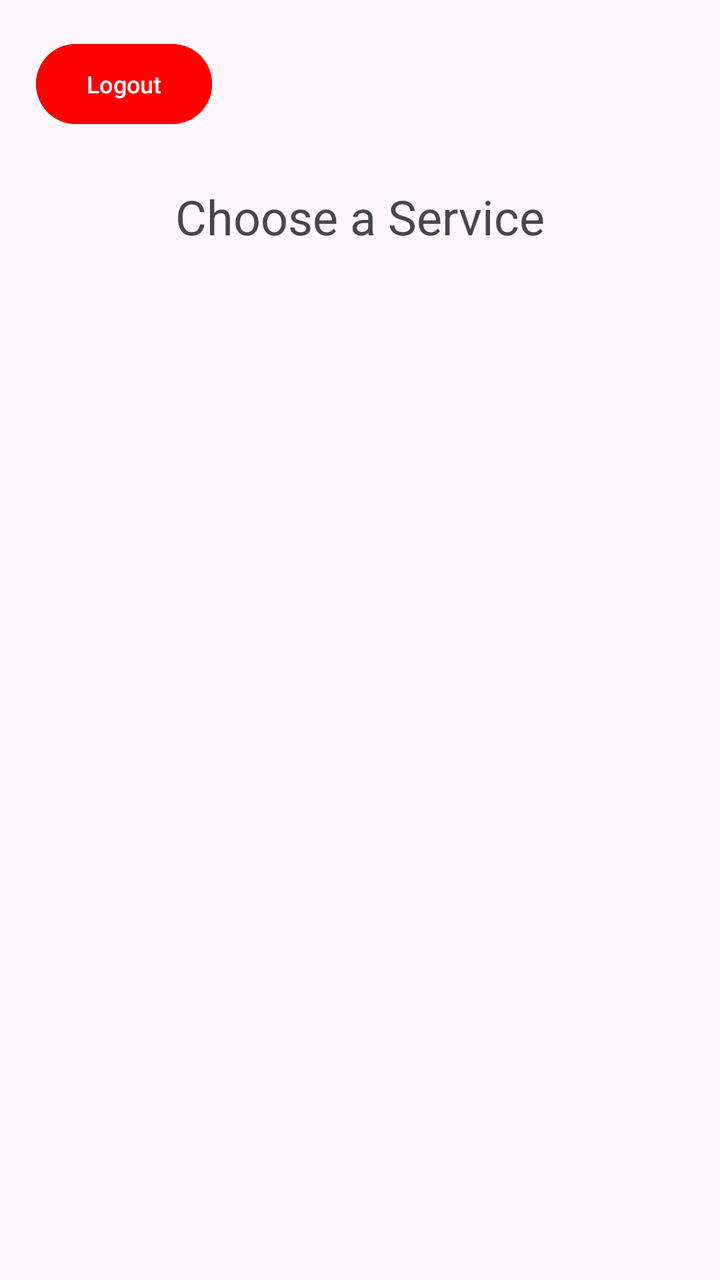
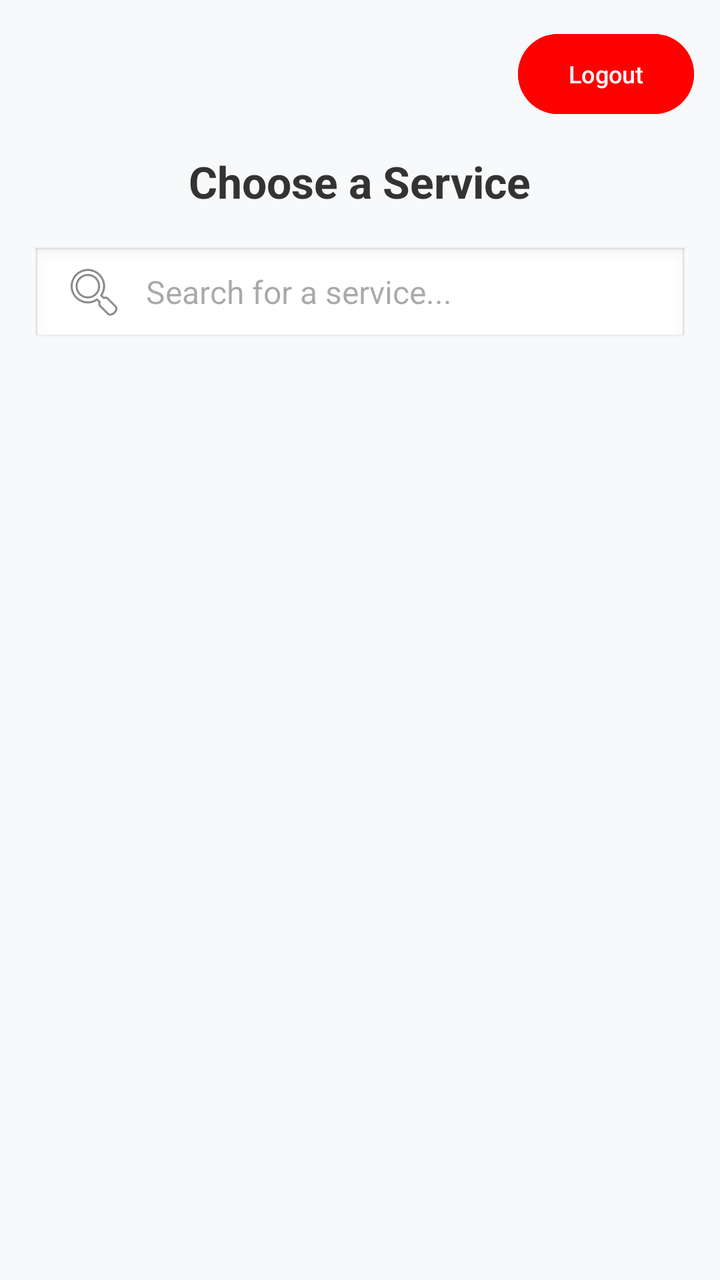

Two renders of the same Android screen: before a commit and after it. Below are the layout's source before the change and the commit's diff.
<!-- AndroidManifest.xml: application theme Theme.KhadamatiApp -->
<!-- res/layout/activity_main.xml -->
<?xml version="1.0" encoding="utf-8"?>
<LinearLayout xmlns:android="http://schemas.android.com/apk/res/android"
    android:layout_width="match_parent"
    android:layout_height="match_parent"
    android:orientation="vertical"
    android:padding="8dp">
    <Button
        android:id="@+id/btnLogout"
        android:layout_width="wrap_content"
        android:layout_height="wrap_content"
        android:text="Logout"
        android:backgroundTint="#FF0000"
        android:textColor="#FFFFFF"
        android:layout_alignParentTop="true"
        android:layout_alignParentEnd="true"
        android:layout_margin="10dp"
        android:textSize="12sp" />
    <TextView
        android:layout_width="wrap_content"
        android:layout_height="wrap_content"
        android:text="Choose a Service"
        android:textSize="24sp"
        android:layout_gravity="center"
        android:layout_margin="16dp"/>

    <androidx.recyclerview.widget.RecyclerView
        android:id="@+id/recyclerView"
        android:layout_width="match_parent"
        android:layout_height="match_parent" />

</LinearLayout>
<!-- resources referenced by this layout -->
<resources>
  <style name="Theme.KhadamatiApp" parent="Base.Theme.KhadamatiApp" />
  <style name="Base.Theme.KhadamatiApp" parent="Theme.Material3.DayNight.NoActionBar">
          
          
      </style>
</resources>

<!-- the commit's change to res/layout/activity_main.xml (unified diff, before → after) -->
@@ -3,29 +3,58 @@
     android:layout_width="match_parent"
     android:layout_height="match_parent"
     android:orientation="vertical"
-    android:padding="8dp">
-    <Button
-        android:id="@+id/btnLogout"
-        android:layout_width="wrap_content"
-        android:layout_height="wrap_content"
-        android:text="Logout"
-        android:backgroundTint="#FF0000"
-        android:textColor="#FFFFFF"
-        android:layout_alignParentTop="true"
-        android:layout_alignParentEnd="true"
-        android:layout_margin="10dp"
-        android:textSize="12sp" />
+    android:padding="8dp"
+    android:background="#F8F9FA">
+
+    
+    <RelativeLayout
+        android:layout_width="match_parent"
+        android:layout_height="wrap_content">
+
+        <Button
+            android:id="@+id/btnLogout"
+            android:layout_width="wrap_content"
+            android:layout_height="wrap_content"
+            android:layout_alignParentEnd="true"
+            android:layout_margin="5dp"
+            android:backgroundTint="#FF0000"
+            android:text="Logout"
+            android:textColor="#FFFFFF"
+            android:textSize="12sp" />
+    </RelativeLayout>
+
+    
     <TextView
         android:layout_width="wrap_content"
         android:layout_height="wrap_content"
-        android:text="Choose a Service"
-        android:textSize="24sp"
         android:layout_gravity="center"
-        android:layout_margin="16dp"/>
+        android:layout_margin="10dp"
+        android:text="@string/choose_a_service"
+        android:textColor="#333333"
+        android:textSize="22sp"
+        android:textStyle="bold" />
 
+    
+    <EditText
+        android:id="@+id/etSearch"
+        android:layout_width="match_parent"
+        android:layout_height="50dp"
+        android:layout_margin="8dp"
+        android:background="@android:drawable/edit_text"
+        android:drawableStart="@android:drawable/ic_menu_search"
+        android:drawablePadding="10dp"
+        android:hint="@string/search_for_a_service"
+        android:inputType="text"
+        android:paddingStart="15dp"
+        android:paddingEnd="15dp"
+        android:textSize="16sp" />
+
+    
     <androidx.recyclerview.widget.RecyclerView
         android:id="@+id/recyclerView"
         android:layout_width="match_parent"
-        android:layout_height="match_parent" />
+        android:layout_height="0dp"
+        android:layout_weight="1"
+        android:layout_marginTop="8dp" />
 
 </LinearLayout>
<!-- resource entries referenced after the edit -->
@@ -1,5 +1,7 @@
 <!-- resources referenced by this layout -->
 <resources>
+  <string name="choose_a_service">Choose a Service</string>
+  <string name="search_for_a_service">Search for a service...</string>
   <style name="Theme.KhadamatiApp" parent="Base.Theme.KhadamatiApp" />
   <style name="Base.Theme.KhadamatiApp" parent="Theme.Material3.DayNight.NoActionBar">
           
